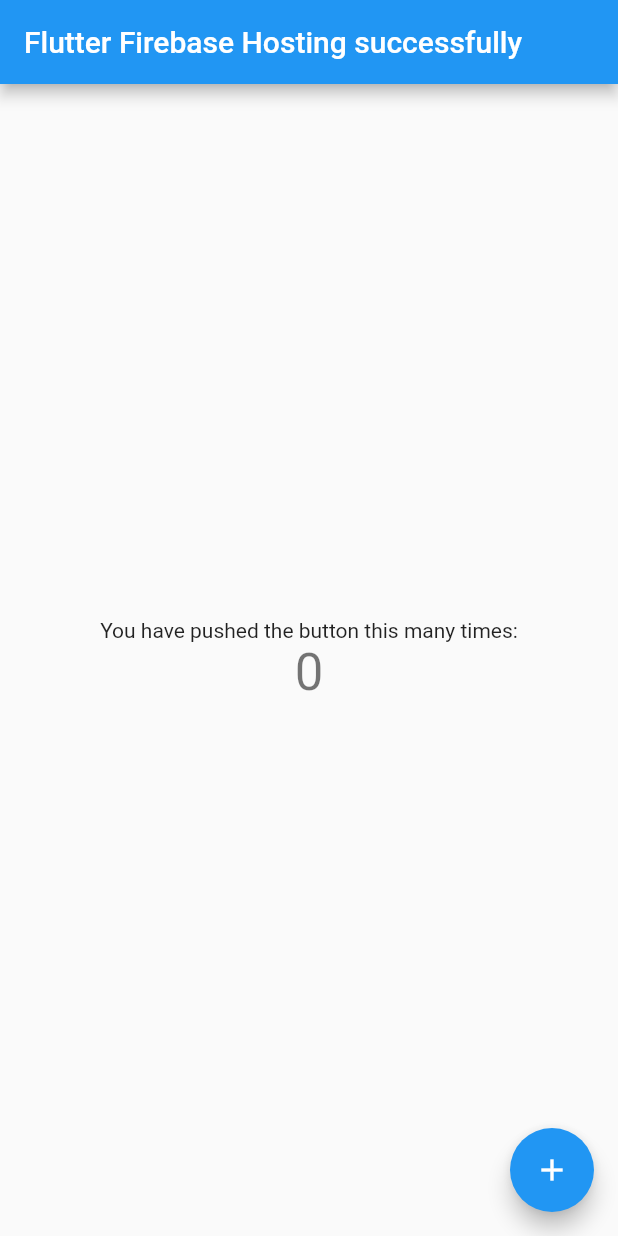
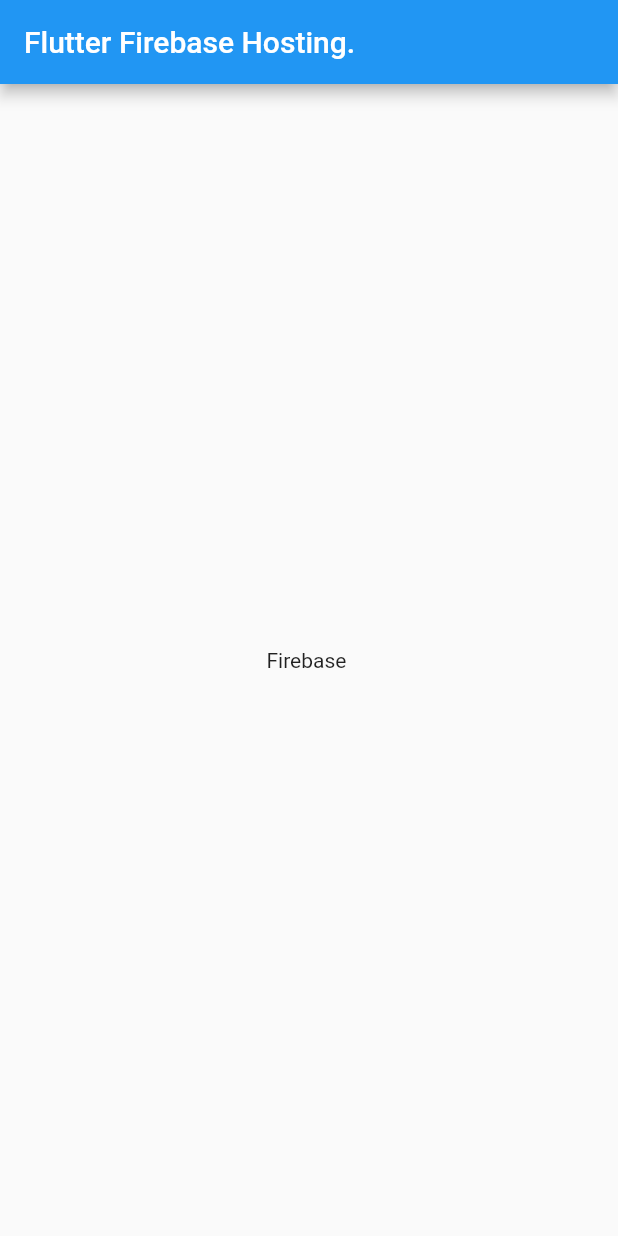
Before and after one commit to iamsapankumar/firebasecicdactions, a Flutter app: the screen it shows after launch, on a phone screen of 412 x 824 dp. Run offline on Flutter 3.47's test engine with Material 2 defaults, Android fonts, the light colour scheme and no system bars.

Commit message:
updated main

```diff
--- a/lib/main.dart
+++ b/lib/main.dart
@@ -5,109 +5,29 @@
 }
 
 class MyApp extends StatelessWidget {
-  // This widget is the root of your application.
   @override
   Widget build(BuildContext context) {
     return MaterialApp(
-      title: 'Flutter Demo',
-      theme: ThemeData(
-        // This is the theme of your application.
-        //
-        // Try running your application with "flutter run". You'll see the
-        // application has a blue toolbar. Then, without quitting the app, try
-        // changing the primarySwatch below to Colors.green and then invoke
-        // "hot reload" (press "r" in the console where you ran "flutter run",
-        // or simply save your changes to "hot reload" in a Flutter IDE).
-        // Notice that the counter didn't reset back to zero; the application
-        // is not restarted.
-        primarySwatch: Colors.blue,
-      ),
-      home: MyHomePage(title: 'Flutter Firebase Hosting successfully'),
+      home: Home(),
     );
   }
 }
 
-class MyHomePage extends StatefulWidget {
-  MyHomePage({Key key, this.title}) : super(key: key);
-
-  // This widget is the home page of your application. It is stateful, meaning
-  // that it has a State object (defined below) that contains fields that affect
-  // how it looks.
-
-  // This class is the configuration for the state. It holds the values (in this
-  // case the title) provided by the parent (in this case the App widget) and
-  // used by the build method of the State. Fields in a Widget subclass are
-  // always marked "final".
-
-  final String title;
-
+class Home extends StatefulWidget {
   @override
-  _MyHomePageState createState() => _MyHomePageState();
+  _HomeState createState() => _HomeState();
 }
 
-class _MyHomePageState extends State<MyHomePage> {
-  int _counter = 0;
-
-  void _incrementCounter() {
-    setState(() {
-      // This call to setState tells the Flutter framework that something has
-      // changed in this State, which causes it to rerun the build method below
-      // so that the display can reflect the updated values. If we changed
-      // _counter without calling setState(), then the build method would not be
-      // called again, and so nothing would appear to happen.
-      _counter++;
-    });
-  }
-
+class _HomeState extends State<Home> {
   @override
   Widget build(BuildContext context) {
-    // This method is rerun every time setState is called, for instance as done
-    // by the _incrementCounter method above.
-    //
-    // The Flutter framework has been optimized to make rerunning build methods
-    // fast, so that you can just rebuild anything that needs updating rather
-    // than having to individually change instances of widgets.
     return Scaffold(
       appBar: AppBar(
-        // Here we take the value from the MyHomePage object that was created by
-        // the App.build method, and use it to set our appbar title.
-        title: Text(widget.title),
+        title: Text('Flutter Firebase Hosting.'),
       ),
       body: Center(
-        // Center is a layout widget. It takes a single child and positions it
-        // in the middle of the parent.
-        child: Column(
-          // Column is also a layout widget. It takes a list of children and
-          // arranges them vertically. By default, it sizes itself to fit its
-          // children horizontally, and tries to be as tall as its parent.
-          //
-          // Invoke "debug painting" (press "p" in the console, choose the
-          // "Toggle Debug Paint" action from the Flutter Inspector in Android
-          // Studio, or the "Toggle Debug Paint" command in Visual Studio Code)
-          // to see the wireframe for each widget.
-          //
-          // Column has various properties to control how it sizes itself and
-          // how it positions its children. Here we use mainAxisAlignment to
-          // center the children vertically; the main axis here is the vertical
-          // axis because Columns are vertical (the cross axis would be
-          // horizontal).
-          mainAxisAlignment: MainAxisAlignment.center,
-          children: <Widget>[
-            Text(
-              'You have pushed the button this many times:',
-            ),
-            Text(
-              '$_counter',
-              style: Theme.of(context).textTheme.headline4,
-            ),
-          ],
-        ),
+        child: Text('Firebase '),
       ),
-      floatingActionButton: FloatingActionButton(
-        onPressed: _incrementCounter,
-        tooltip: 'Increment',
-        child: Icon(Icons.add),
-      ), // This trailing comma makes auto-formatting nicer for build methods.
     );
   }
 }
```
